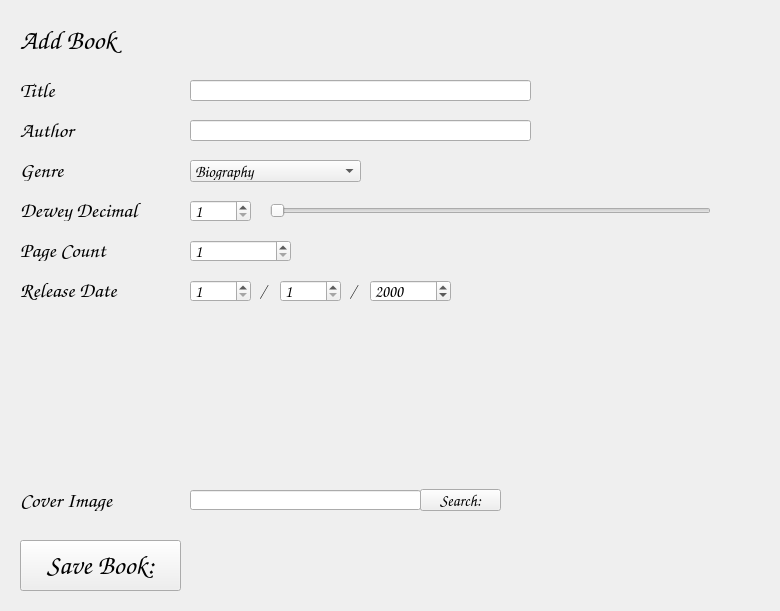
First picture: the form in addbook.ui, repository Frederick-Rive/CS106_LibrarySystem_GroupProject, before the edit.
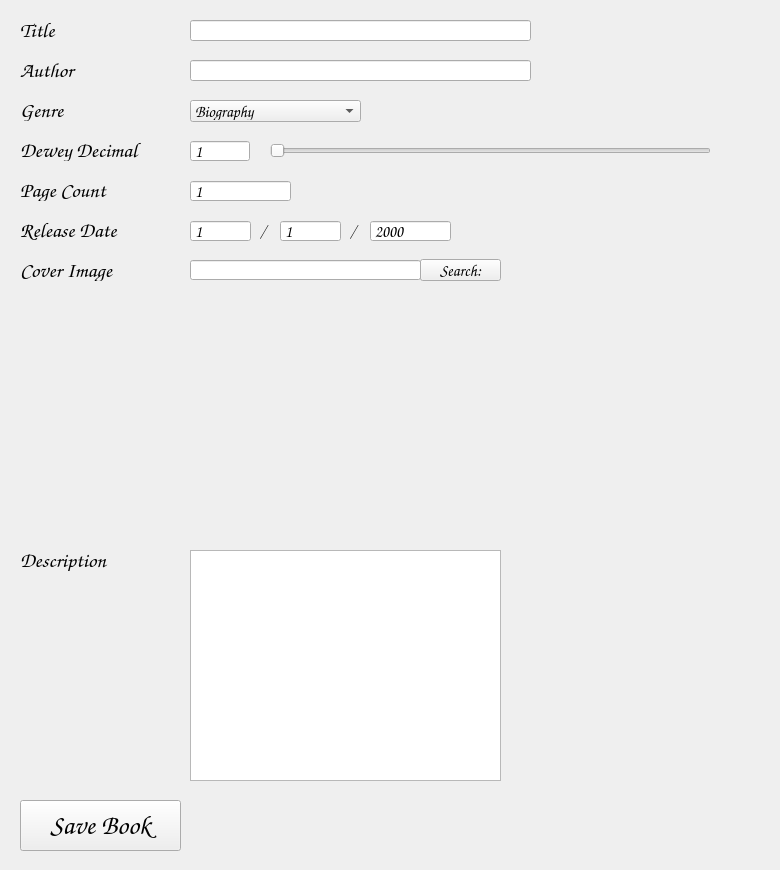
Second picture: the form after the edit.

What changed in the file:
```diff
--- a/addbook.ui
+++ b/addbook.ui
@@ -7,7 +7,7 @@
     <x>0</x>
     <y>0</y>
     <width>780</width>
-    <height>611</height>
+    <height>870</height>
    </rect>
   </property>
   <property name="sizePolicy">
@@ -19,36 +19,17 @@
   <property name="minimumSize">
    <size>
     <width>780</width>
-    <height>600</height>
+    <height>870</height>
    </size>
   </property>
   <property name="windowTitle">
    <string>Form</string>
   </property>
-  <widget class="QLabel" name="widgetTitle">
-   <property name="geometry">
-    <rect>
-     <x>20</x>
-     <y>20</y>
-     <width>151</width>
-     <height>41</height>
-    </rect>
-   </property>
-   <property name="font">
-    <font>
-     <family>Comic Sans MS</family>
-     <pointsize>20</pointsize>
-    </font>
-   </property>
-   <property name="text">
-    <string>Add Book</string>
-   </property>
-  </widget>
   <widget class="QLabel" name="widgetTitle_2">
    <property name="geometry">
     <rect>
      <x>20</x>
-     <y>80</y>
+     <y>20</y>
      <width>51</width>
      <height>21</height>
     </rect>
@@ -67,7 +48,7 @@
    <property name="geometry">
     <rect>
      <x>190</x>
-     <y>80</y>
+     <y>20</y>
      <width>341</width>
      <height>21</height>
     </rect>
@@ -83,7 +64,7 @@
    <property name="geometry">
     <rect>
      <x>20</x>
-     <y>120</y>
+     <y>60</y>
      <width>71</width>
      <height>21</height>
     </rect>
@@ -102,7 +83,7 @@
    <property name="geometry">
     <rect>
      <x>190</x>
-     <y>120</y>
+     <y>60</y>
      <width>341</width>
      <height>21</height>
     </rect>
@@ -121,7 +102,7 @@
    <property name="geometry">
     <rect>
      <x>20</x>
-     <y>160</y>
+     <y>100</y>
      <width>71</width>
      <height>21</height>
     </rect>
@@ -140,7 +121,7 @@
    <property name="geometry">
     <rect>
      <x>190</x>
-     <y>160</y>
+     <y>100</y>
      <width>171</width>
      <height>22</height>
     </rect>
@@ -206,7 +187,7 @@
    <property name="geometry">
     <rect>
      <x>20</x>
-     <y>240</y>
+     <y>180</y>
      <width>111</width>
      <height>21</height>
     </rect>
@@ -225,7 +206,7 @@
    <property name="geometry">
     <rect>
      <x>20</x>
-     <y>200</y>
+     <y>140</y>
      <width>151</width>
      <height>21</height>
     </rect>
@@ -244,7 +225,7 @@
    <property name="geometry">
     <rect>
      <x>270</x>
-     <y>200</y>
+     <y>140</y>
      <width>441</width>
      <height>21</height>
     </rect>
@@ -269,7 +250,7 @@
    <property name="geometry">
     <rect>
      <x>20</x>
-     <y>280</y>
+     <y>220</y>
      <width>131</width>
      <height>21</height>
     </rect>
@@ -288,7 +269,7 @@
    <property name="geometry">
     <rect>
      <x>260</x>
-     <y>280</y>
+     <y>220</y>
      <width>16</width>
      <height>21</height>
     </rect>
@@ -307,7 +288,7 @@
    <property name="geometry">
     <rect>
      <x>350</x>
-     <y>280</y>
+     <y>220</y>
      <width>16</width>
      <height>21</height>
     </rect>
@@ -326,7 +307,7 @@
    <property name="geometry">
     <rect>
      <x>20</x>
-     <y>490</y>
+     <y>260</y>
      <width>131</width>
      <height>21</height>
     </rect>
@@ -345,7 +326,7 @@
    <property name="geometry">
     <rect>
      <x>420</x>
-     <y>489</y>
+     <y>259</y>
      <width>81</width>
      <height>22</height>
     </rect>
@@ -364,7 +345,7 @@
    <property name="geometry">
     <rect>
      <x>190</x>
-     <y>490</y>
+     <y>260</y>
      <width>231</width>
      <height>20</height>
     </rect>
@@ -380,7 +361,7 @@
    <property name="geometry">
     <rect>
      <x>20</x>
-     <y>540</y>
+     <y>800</y>
      <width>161</width>
      <height>51</height>
     </rect>
@@ -392,15 +373,15 @@
     </font>
    </property>
    <property name="text">
-    <string>Save Book:</string>
+    <string>Save Book</string>
    </property>
   </widget>
   <widget class="QSpinBox" name="ddCounter">
    <property name="geometry">
     <rect>
      <x>190</x>
-     <y>200</y>
-     <width>61</width>
+     <y>140</y>
+     <width>60</width>
      <height>22</height>
     </rect>
    </property>
@@ -410,6 +391,12 @@
      <pointsize>12</pointsize>
     </font>
    </property>
+   <property name="frame">
+    <bool>true</bool>
+   </property>
+   <property name="buttonSymbols">
+    <enum>QAbstractSpinBox::NoButtons</enum>
+   </property>
    <property name="minimum">
     <number>1</number>
    </property>
@@ -424,9 +411,9 @@
    <property name="geometry">
     <rect>
      <x>190</x>
-     <y>320</y>
-     <width>120</width>
-     <height>160</height>
+     <y>300</y>
+     <width>161</width>
+     <height>231</height>
     </rect>
    </property>
    <property name="text">
@@ -437,7 +424,7 @@
    <property name="geometry">
     <rect>
      <x>190</x>
-     <y>240</y>
+     <y>180</y>
      <width>101</width>
      <height>22</height>
     </rect>
@@ -448,6 +435,9 @@
      <pointsize>12</pointsize>
     </font>
    </property>
+   <property name="buttonSymbols">
+    <enum>QAbstractSpinBox::NoButtons</enum>
+   </property>
    <property name="minimum">
     <number>1</number>
    </property>
@@ -462,7 +452,7 @@
    <property name="geometry">
     <rect>
      <x>190</x>
-     <y>280</y>
+     <y>220</y>
      <width>61</width>
      <height>22</height>
     </rect>
@@ -473,6 +463,9 @@
      <pointsize>12</pointsize>
     </font>
    </property>
+   <property name="buttonSymbols">
+    <enum>QAbstractSpinBox::NoButtons</enum>
+   </property>
    <property name="minimum">
     <number>1</number>
    </property>
@@ -487,7 +480,7 @@
    <property name="geometry">
     <rect>
      <x>280</x>
-     <y>280</y>
+     <y>220</y>
      <width>61</width>
      <height>22</height>
     </rect>
@@ -498,6 +491,9 @@
      <pointsize>12</pointsize>
     </font>
    </property>
+   <property name="buttonSymbols">
+    <enum>QAbstractSpinBox::NoButtons</enum>
+   </property>
    <property name="minimum">
     <number>1</number>
    </property>
@@ -512,7 +508,7 @@
    <property name="geometry">
     <rect>
      <x>370</x>
-     <y>280</y>
+     <y>220</y>
      <width>81</width>
      <height>22</height>
     </rect>
@@ -523,6 +519,9 @@
      <pointsize>12</pointsize>
     </font>
    </property>
+   <property name="buttonSymbols">
+    <enum>QAbstractSpinBox::NoButtons</enum>
+   </property>
    <property name="minimum">
     <number>1</number>
    </property>
@@ -533,6 +532,35 @@
     <number>2000</number>
    </property>
   </widget>
+  <widget class="QLabel" name="widgetTitle_12">
+   <property name="geometry">
+    <rect>
+     <x>20</x>
+     <y>550</y>
+     <width>131</width>
+     <height>21</height>
+    </rect>
+   </property>
+   <property name="font">
+    <font>
+     <family>Comic Sans MS</family>
+     <pointsize>16</pointsize>
+    </font>
+   </property>
+   <property name="text">
+    <string>Description</string>
+   </property>
+  </widget>
+  <widget class="QTextEdit" name="blurbEdit">
+   <property name="geometry">
+    <rect>
+     <x>190</x>
+     <y>550</y>
+     <width>311</width>
+     <height>231</height>
+    </rect>
+   </property>
+  </widget>
  </widget>
  <resources/>
  <connections/>
```
